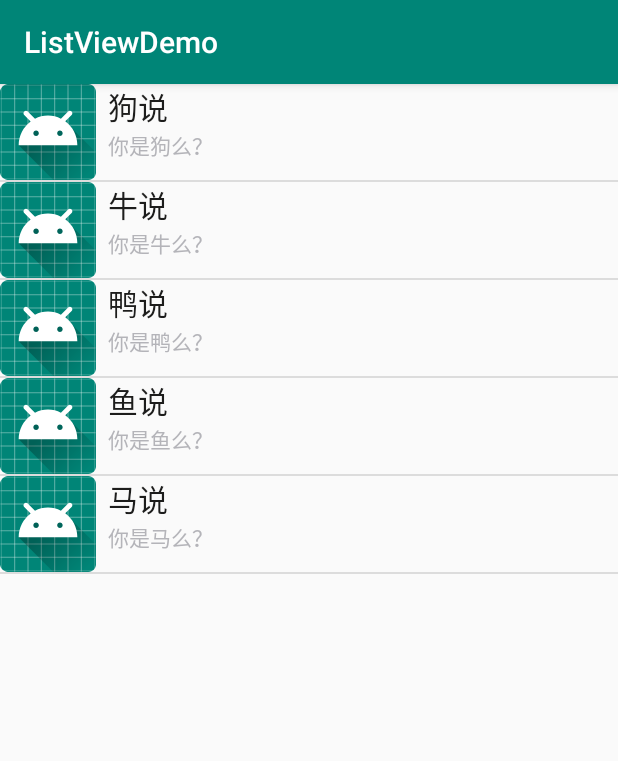
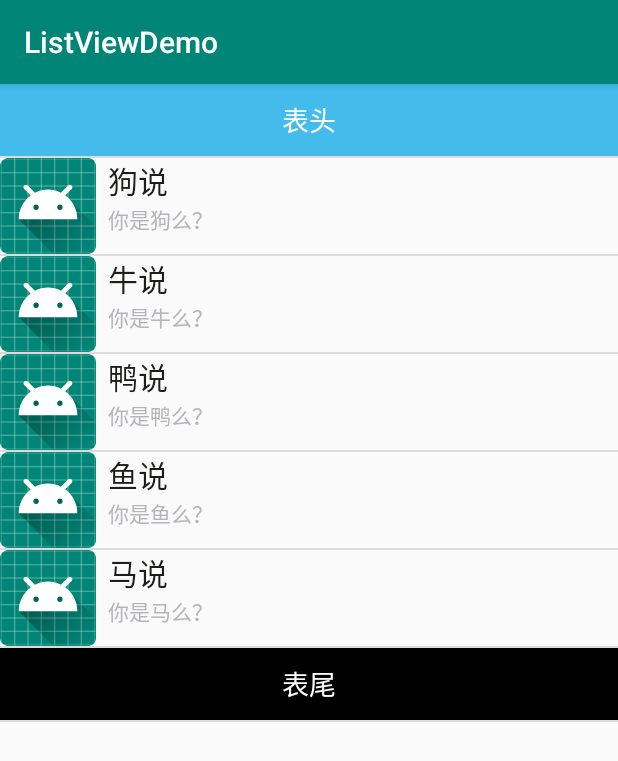
Before and after one commit to clayzhu/Study_Android, an Android app: the screen it shows after launch (MainActivity), on a phone screen of 412 x 824 dp. Shown: the top 761 px of the screen. Run offline under Robolectric (Android 15) with nearby library versions, the phone set to English and light mode, and no system bars.

Commit message:
2.4.5_ListViewDemo 添加表头、表尾、点击事件。

```diff
--- a/Demo/2.4.5_ListViewDemo/app/src/main/java/com/clayzhu/listviewdemo/MainActivity.java
+++ b/Demo/2.4.5_ListViewDemo/app/src/main/java/com/clayzhu/listviewdemo/MainActivity.java
@@ -4,12 +4,16 @@ import androidx.appcompat.app.AppCompatActivity;
 
 import android.content.Context;
 import android.os.Bundle;
+import android.view.LayoutInflater;
+import android.view.View;
+import android.widget.AdapterView;
 import android.widget.ListView;
+import android.widget.Toast;
 
 import java.util.LinkedList;
 import java.util.List;
 
-public class MainActivity extends AppCompatActivity {
+public class MainActivity extends AppCompatActivity implements AdapterView.OnItemClickListener {
 
     private List<Animal> mData = null;
     private Context mContext;
@@ -24,6 +28,14 @@ public class MainActivity extends AppCompatActivity {
         mContext = MainActivity.this;
         list_animal = findViewById(R.id.list_animal);
 
+        //动态加载顶部View和底部View
+        final LayoutInflater inflater = LayoutInflater.from(this);
+        View headerView = inflater.inflate(R.layout.view_header, null, false);
+        View footerView = inflater.inflate(R.layout.view_footer, null, false);
+        //添加表头和表尾需要写在setAdapter方法调用之前！！！
+        list_animal.addHeaderView(headerView);
+        list_animal.addFooterView(footerView);
+
         mData = new LinkedList<Animal>();
         mData.add(new Animal("狗说", "你是狗么？", R.mipmap.ic_launcher));
         mData.add(new Animal("牛说", "你是牛么？", R.mipmap.ic_launcher));
@@ -33,5 +45,12 @@ public class MainActivity extends AppCompatActivity {
 
         mAdapter = new AnimalAdapter((LinkedList<Animal>) mData, mContext);
         list_animal.setAdapter(mAdapter);
+
+        list_animal.setOnItemClickListener(this);
+    }
+
+    @Override
+    public void onItemClick(AdapterView<?> adapterView, View view, int i, long l) {
+        Toast.makeText(mContext, "你点击了第" + i + "项", Toast.LENGTH_SHORT).show();
     }
 }
--- /dev/null
+++ b/Demo/2.4.5_ListViewDemo/app/src/main/res/layout/view_footer.xml
@@ -0,0 +1,15 @@
+<?xml version="1.0" encoding="utf-8"?>
+<LinearLayout xmlns:android="http://schemas.android.com/apk/res/android"
+    android:orientation="vertical" android:layout_width="match_parent"
+    android:layout_height="match_parent">
+
+    <TextView
+        android:layout_width="match_parent"
+        android:layout_height="48dp"
+        android:textSize="18sp"
+        android:text="表尾"
+        android:gravity="center"
+        android:background="#000000"
+        android:textColor="#ffffff" />
+
+</LinearLayout>
--- /dev/null
+++ b/Demo/2.4.5_ListViewDemo/app/src/main/res/layout/view_header.xml
@@ -0,0 +1,15 @@
+<?xml version="1.0" encoding="utf-8"?>
+<LinearLayout xmlns:android="http://schemas.android.com/apk/res/android"
+    android:orientation="vertical" android:layout_width="match_parent"
+    android:layout_height="match_parent">
+
+    <TextView
+        android:layout_width="match_parent"
+        android:layout_height="48dp"
+        android:textSize="18sp"
+        android:text="表头"
+        android:gravity="center"
+        android:background="#43bbeb"
+        android:textColor="#ffffff" />
+
+</LinearLayout>
```
